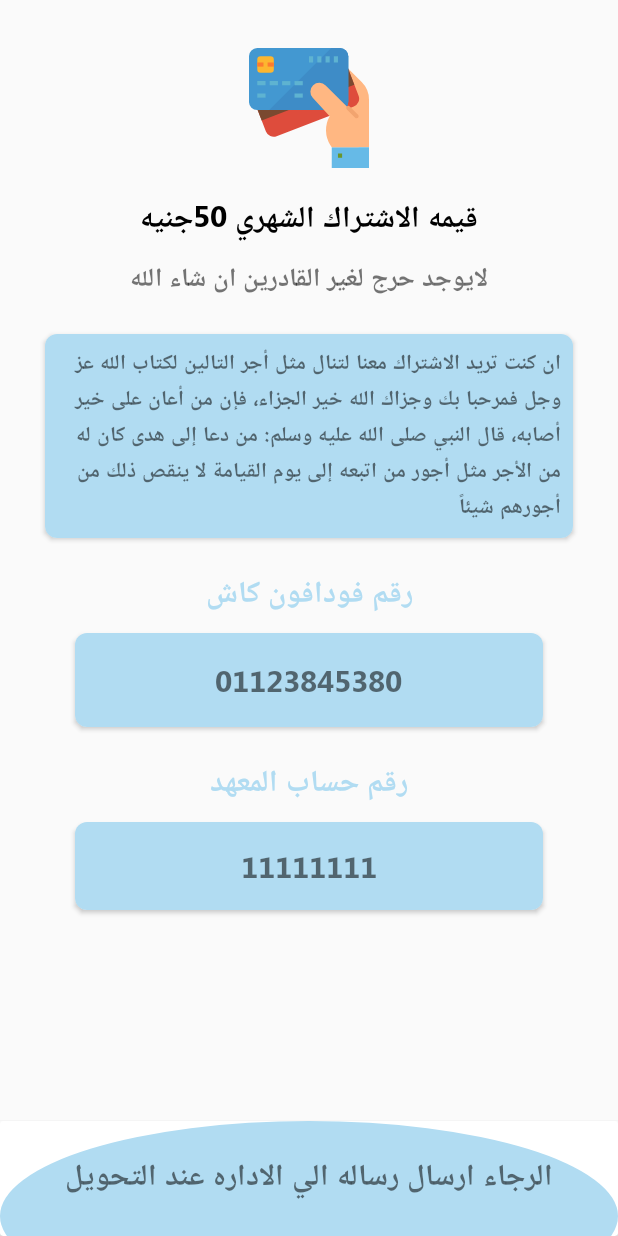
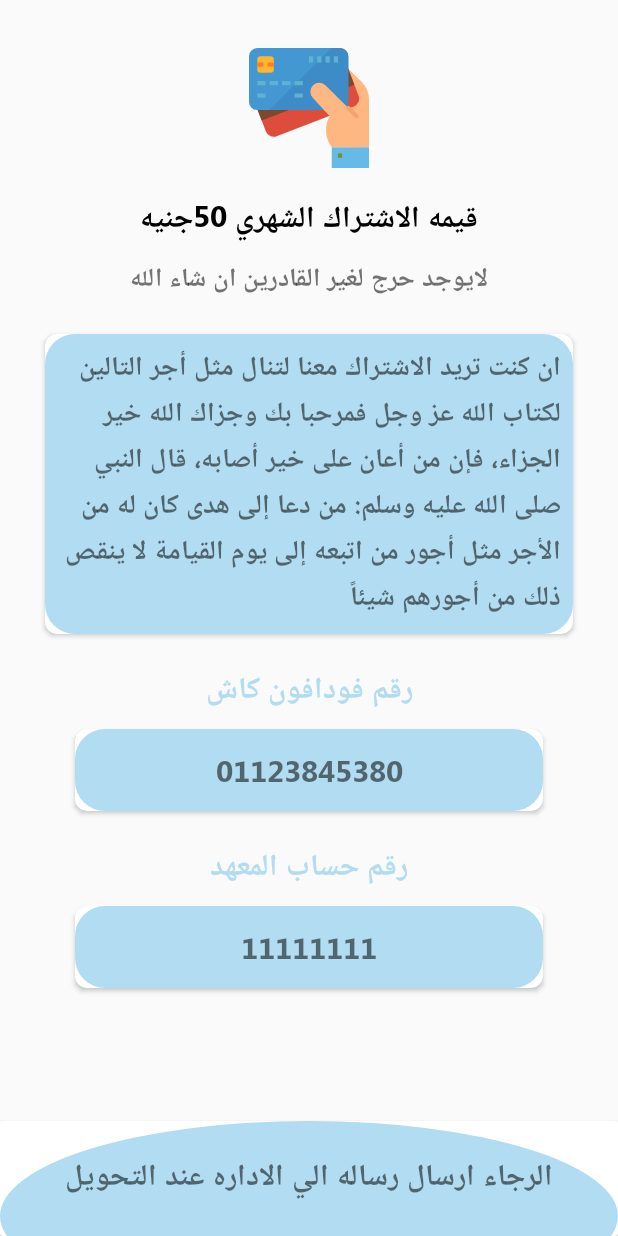
Before and after one commit to muhammedkhaled/WortelElQuran, an Android app: the fragment PaymentFragment shown on its own in the app's theme, on a phone screen of 412 x 824 dp. Run offline under Robolectric (Android 15) with nearby library versions, the phone set to English and light mode, and no system bars.

Commit message:
video, audio, sittings and payment screens

```diff
--- a/app/src/main/res/layout/fragment_payment.xml
+++ b/app/src/main/res/layout/fragment_payment.xml
@@ -25,8 +25,8 @@
         android:text="@string/subscribe"
         android:textColor="@color/black"
         android:textSize="20sp"
-        app:layout_constraintEnd_toEndOf="parent"
-        app:layout_constraintStart_toStartOf="parent"
+        app:layout_constraintEnd_toEndOf="@+id/img_surface"
+        app:layout_constraintStart_toStartOf="@+id/img_surface"
         app:layout_constraintTop_toBottomOf="@id/img_surface" />
 
     <TextView
@@ -37,8 +37,8 @@
         android:fontFamily="@font/segoe_ui_bold"
         android:text="@string/exception_pay"
         android:textSize="17sp"
-        app:layout_constraintEnd_toEndOf="parent"
-        app:layout_constraintStart_toStartOf="parent"
+        app:layout_constraintEnd_toEndOf="@+id/tv_value_pay"
+        app:layout_constraintStart_toStartOf="@+id/tv_value_pay"
         app:layout_constraintTop_toBottomOf="@id/tv_value_pay" />
 
     <androidx.cardview.widget.CardView
@@ -51,21 +51,17 @@
         app:cardCornerRadius="8dp"
         app:layout_constraintEnd_toEndOf="parent"
         app:layout_constraintStart_toStartOf="parent"
-        app:layout_constraintTop_toBottomOf="@id/tv_cannot_pay">
-
-        <LinearLayout
-            android:layout_width="wrap_content"
-            android:layout_height="wrap_content"
-            android:background="@color/colorPrimaryLight"
-            android:padding="8dp">
+        app:layout_constraintTop_toBottomOf="@id/tv_cannot_pay"
+        >
 
         <TextView
             android:layout_width="wrap_content"
             android:layout_height="wrap_content"
             android:fontFamily="@font/segoe_ui_bold"
             android:text="@string/if_can_subsribe"
-                android:textSize="14sp" />
-        </LinearLayout>
+            android:textSize="18sp"
+            android:padding="8dp"
+            android:background="@drawable/radius_rectangle_time_table"/>
 
     </androidx.cardview.widget.CardView>
 
@@ -94,22 +90,18 @@
         app:layout_constraintStart_toStartOf="parent"
         app:layout_constraintTop_toBottomOf="@id/tv_vf_cash">
 
-        <LinearLayout
-            android:layout_width="match_parent"
-            android:layout_height="wrap_content"
-            android:background="@color/colorPrimaryLight"
-            android:gravity="center"
-            android:padding="18dp">
 
         <TextView
-                android:layout_width="wrap_content"
+            android:layout_width="match_parent"
             android:layout_height="wrap_content"
             android:fontFamily="@font/segoe_ui_bold"
             android:gravity="center"
             android:text="@string/_01123845380"
-                android:textSize="20sp" />
-
-        </LinearLayout>
+            android:textSize="20sp"
+            android:paddingTop="14dp"
+            android:paddingBottom="14dp"
+            android:textAlignment="center"
+            android:background="@drawable/radius_rectangle_time_table"/>
 
     </androidx.cardview.widget.CardView>
 
@@ -138,23 +130,19 @@
         app:layout_constraintStart_toStartOf="parent"
         app:layout_constraintTop_toBottomOf="@id/tv_center_number">
 
-        <LinearLayout
+        <TextView
             android:layout_width="match_parent"
-            android:layout_height="wrap_content"
-            android:background="@color/colorPrimaryLight"
-            android:gravity="center"
-            android:padding="16dp">
-
-            <TextView
-                android:layout_width="wrap_content"
             android:layout_height="wrap_content"
             android:fontFamily="@font/segoe_ui_bold"
             android:text="@string/_11111111"
-                android:textSize="20sp" />
-
-        </LinearLayout>
+            android:textSize="20sp"
+            android:paddingTop="14dp"
+            android:paddingBottom="14dp"
+            android:textAlignment="center"
+            android:background="@drawable/radius_rectangle_time_table"/>
 
     </androidx.cardview.widget.CardView>
+
     <androidx.cardview.widget.CardView
         android:id="@+id/card_please_send_massage"
         android:layout_width="match_parent"
```
Also changed, not shown: app/src/main/java/com/example/ertaqiwratel/VedioCallFragment.java (+0 -45 lines), app/src/main/java/com/example/ertaqiwratel/VoiceCallFragment.java (+1 -45 lines), app/src/main/res/layout/settings_fragment.xml (+62 -102 lines). Lines whose indentation alone changed are shown as unchanged.
